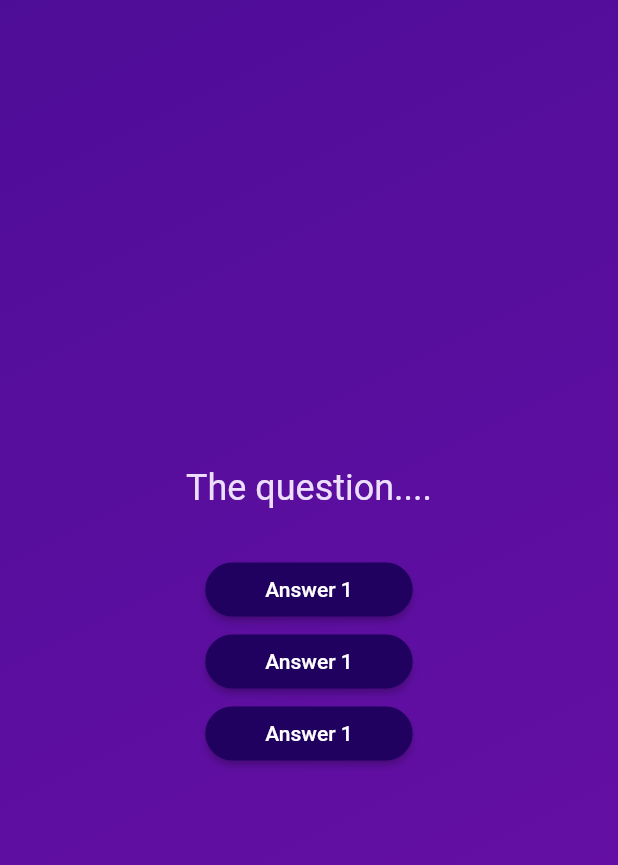
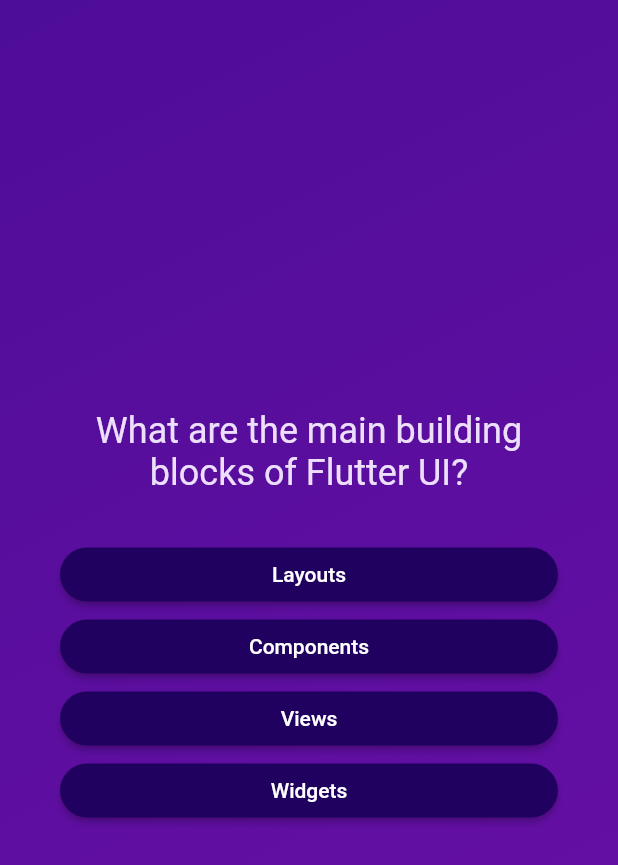
Before and after one commit to Joexwilly/quizapp, a Flutter app: the screen it shows after launch, after a tap on "Start Quiz", on a phone screen of 412 x 824 dp. Shown: the top 865 px of the screen. Run offline on Flutter 3.47's test engine with Material 2 defaults, Android fonts, the phone set to English and light mode, and no system bars.

Commit message:
made answers dynamic

```diff
--- a/lib/answer_button.dart
+++ b/lib/answer_button.dart
@@ -17,7 +17,10 @@ class AnswerButton extends StatelessWidget {
           borderRadius: BorderRadius.circular(40),
         ),
       ),
-      child: Text(answerText),
+      child: Text(
+        answerText,
+        textAlign: TextAlign.center,
+      ),
     );
   }
 }
--- a/lib/models/quiz_questions.dart
+++ b/lib/models/quiz_questions.dart
@@ -3,4 +3,10 @@ class QuizQuestion {
 
   final String text;
   final List<String> answers;
+
+  List<String> getShuffledAnswers() {
+    final shuffledList = List.of(answers);
+    shuffledList.shuffle();
+    return shuffledList;
+  }
 }
--- a/lib/questions_screen.dart
+++ b/lib/questions_screen.dart
@@ -1,5 +1,6 @@
 import 'package:flutter/material.dart';
 import 'package:quizapp/answer_button.dart';
+import 'package:quizapp/data/questions.dart';
 
 class QuestionsScreen extends StatefulWidget {
   const QuestionsScreen({super.key});
@@ -11,25 +12,45 @@ class QuestionsScreen extends StatefulWidget {
 }
 
 class _QuestionsScreenState extends State<QuestionsScreen> {
+  var currentQuestionIndex = 0;
+
+  answerQuestion() {
+    setState(() {
+      currentQuestionIndex += 1;
+    });
+  }
+
   @override
   Widget build(context) {
+    final currentQuestion = questions[currentQuestionIndex];
+
     return SizedBox(
       width: double.infinity,
+      child: Container(
+        margin: const EdgeInsets.all(40),
         child: Column(
           mainAxisAlignment: MainAxisAlignment.center,
+          crossAxisAlignment: CrossAxisAlignment.stretch,
           children: [
-          const Text(
-            'The question....',
-            style: TextStyle(
+            Text(
+              currentQuestion.text,
+              style: const TextStyle(
                 color: Color.fromARGB(255, 237, 223, 252),
                 fontSize: 24,
               ),
+              textAlign: TextAlign.center,
             ),
             const SizedBox(height: 30),
-          AnswerButton(answerText: 'Answer 1', onTap: () {}),
-          AnswerButton(answerText: 'Answer 1', onTap: () {}),
-          AnswerButton(answerText: 'Answer 1', onTap: () {}),
+            ...currentQuestion.getShuffledAnswers().map(
+              (answer) {
+                return AnswerButton(
+                  answerText: answer,
+                  onTap: answerQuestion,
+                );
+              },
+            ),
           ],
+        ),
       ),
     );
   }
--- a/pubspec.yaml
+++ b/pubspec.yaml
@@ -35,6 +35,7 @@ dependencies:
   # The following adds the Cupertino Icons font to your application.
   # Use with the CupertinoIcons class for iOS style icons.
   cupertino_icons: ^1.0.2
+  google_fonts: ^5.1.0
 
 dev_dependencies:
   flutter_test:
```
Lines whose indentation alone changed are shown as unchanged.
